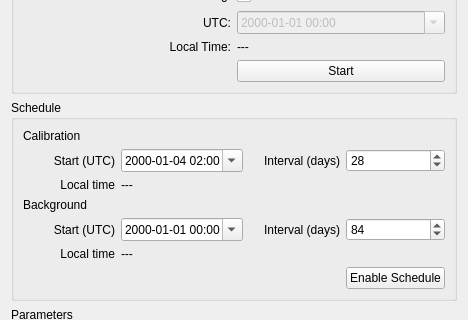
Before: the Qt Designer form ui/c_and_b.ui in anstoradonlab/radon-monitor-gui, drawn with Qt 5; both pictures show x 0 to 468 and y 107 to 427 of the 468 by 765 pixel window.
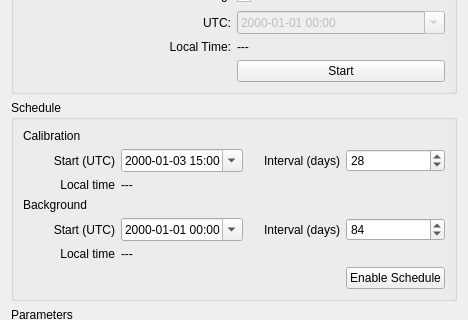
After: the same form once the commit is applied.

Commit message: Fix problems with new c&b panel

```diff
--- a/ui/c_and_b.ui
+++ b/ui/c_and_b.ui
@@ -180,12 +180,12 @@
         </property>
         <property name="dateTime">
          <datetime>
-          <hour>2</hour>
+          <hour>15</hour>
           <minute>0</minute>
           <second>0</second>
           <year>2000</year>
           <month>1</month>
-          <day>4</day>
+          <day>3</day>
          </datetime>
         </property>
         <property name="displayFormat">
```
Left out of the diff: 2 changed lines with no effect on the pictures. The commit also changes 2 other files.
